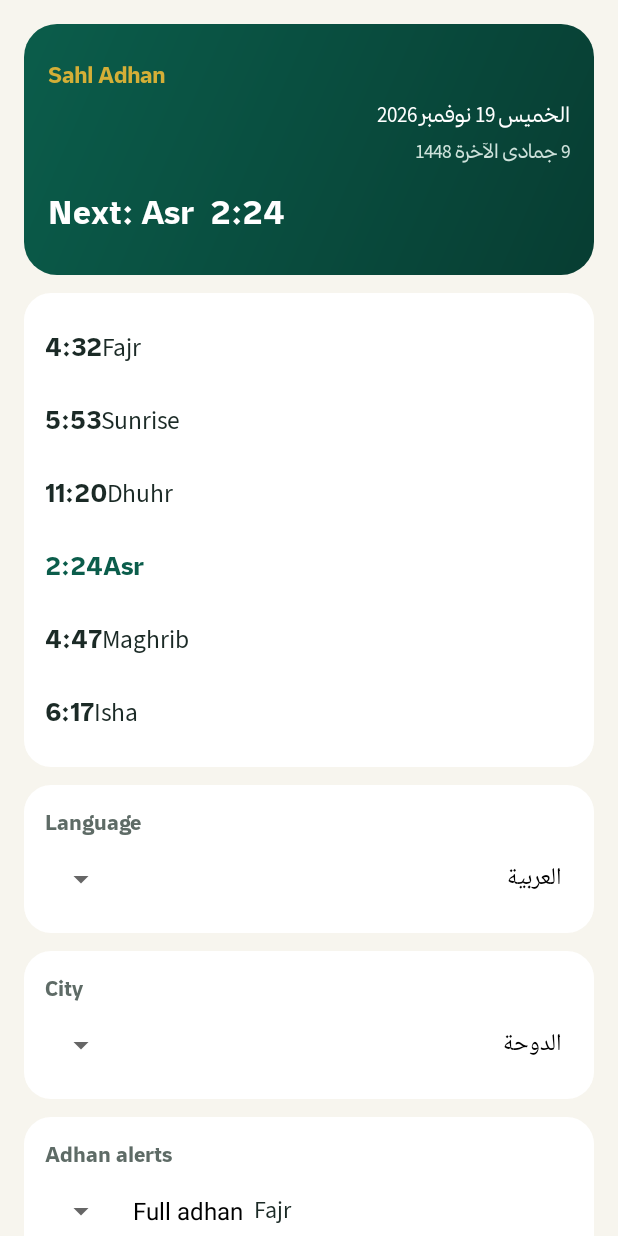
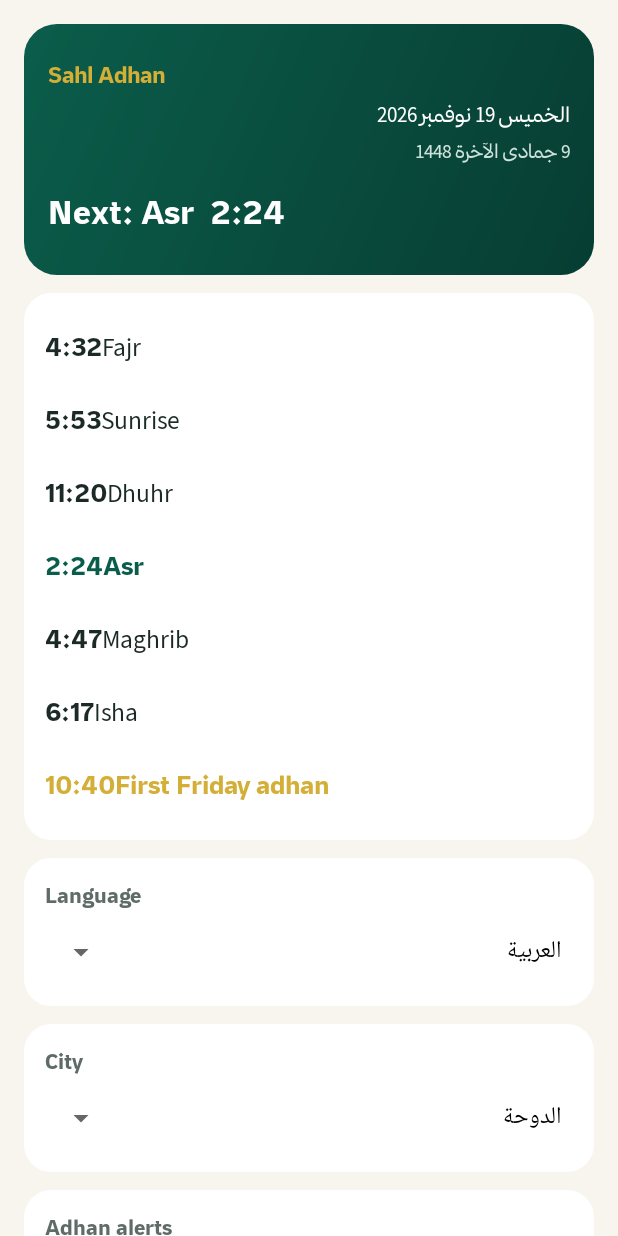
Before and after one commit to AliSherif1309/SahlAdhan, an Android app: the screen it shows after launch (MainActivity), on a phone screen of 412 x 824 dp. Run offline under Robolectric (Android 15) with nearby library versions, the phone set to English and light mode, and no system bars.

Commit message:
Friday: Jumuah name and first adhan 40 min before; Qatar Calendar House times corrected
Co-Authored-By: Claude Opus 5.5 <noreply@anthropic.com>
Claude-Session: https://claude.ai/code/session_01XSy2dvao2X8dBqJKs3KD4r

```diff
--- a/app/src/main/java/com/sahl/adhan/Banner.kt
+++ b/app/src/main/java/com/sahl/adhan/Banner.kt
@@ -28,9 +28,9 @@ object Banner {
         val open = PendingIntent.getActivity(ctx, 2, Intent(ctx, MainActivity::class.java), PendingIntent.FLAG_IMMUTABLE)
         val n = Notification.Builder(ctx, CHANNEL)
             .setSmallIcon(R.drawable.ic_moon)
-            .setContentTitle(Names.of(c, i))
+            .setContentTitle(Names.of(c, i, t.toLocalDate()))
             .setContentText(Widgets.fmt2(t))
-            .setSubText(c.getString(R.string.remaining, Names.of(c, i)))
+            .setSubText(c.getString(R.string.remaining, Names.of(c, i, t.toLocalDate())))
             .setWhen(t.toInstant().toEpochMilli())
             .setShowWhen(true)
             .setUsesChronometer(true)
--- a/app/src/main/java/com/sahl/adhan/MainActivity.kt
+++ b/app/src/main/java/com/sahl/adhan/MainActivity.kt
@@ -141,7 +141,7 @@ class MainActivity : Activity() {
         header.addView(text(getString(R.string.app_name), 15f, c(R.color.gold), true))
         header.addView(text(now.format(DateTimeFormatter.ofPattern("EEEE d MMMM yyyy", loc)), 14f, 0xFFFFFFFF.toInt()))
         header.addView(text(HijrahDate.from(now).format(DateTimeFormatter.ofPattern("d MMMM yyyy", loc)), 13f, 0xFFCFE3DC.toInt()))
-        header.addView(text("${getString(R.string.next)}: ${Names.of(this, nextI)}  ${Widgets.fmt(nextT)}", 22f, 0xFFFFFFFF.toInt(), true).apply { setPadding(0, (8 * dp).toInt(), 0, 0) })
+        header.addView(text("${getString(R.string.next)}: ${Names.of(this, nextI, nextT.toLocalDate())}  ${Widgets.fmt(nextT)}", 22f, 0xFFFFFFFF.toInt(), true).apply { setPadding(0, (8 * dp).toInt(), 0, 0) })
 
         newer?.let { r ->
             val u = card()
@@ -165,8 +165,18 @@ class MainActivity : Activity() {
             val isNext = fardIndex == nextI && nextT.toLocalDate() == now.toLocalDate()
             val row = LinearLayout(this).apply { setPadding(0, (8 * dp).toInt(), 0, (8 * dp).toInt()) }
             val color = if (isNext) c(R.color.emerald) else c(R.color.text)
-            row.addView(text(getString(labels[k]), 17f, color, isNext), LinearLayout.LayoutParams(0, -2, 1f))
+            val name = if (k == 2) Names.of(this, 1, now.toLocalDate()) else getString(labels[k])
+            row.addView(text(name, 17f, color, isNext), LinearLayout.LayoutParams(0, -2, 1f))
             row.addView(text(Widgets.fmt(t), 17f, color, true))
+            tCard.addView(row)
+        }
+        // First Friday adhan: shown on Thursday and Friday
+        val dow = now.dayOfWeek
+        if (dow == java.time.DayOfWeek.THURSDAY || dow == java.time.DayOfWeek.FRIDAY) {
+            val fa = prefs.firstAdhan(now)
+            val row = LinearLayout(this).apply { setPadding(0, (8 * dp).toInt(), 0, (8 * dp).toInt()) }
+            row.addView(text(getString(R.string.first_adhan), 17f, c(R.color.gold), true), LinearLayout.LayoutParams(0, -2, 1f))
+            row.addView(text(Widgets.fmt(fa), 17f, c(R.color.gold), true))
             tCard.addView(row)
         }
 
@@ -187,9 +197,9 @@ class MainActivity : Activity() {
         val aCard = card()
         aCard.addView(text(getString(R.string.alerts), 14f, c(R.color.sub), true))
         val modes = listOf(getString(R.string.alert_full), getString(R.string.alert_short), getString(R.string.alert_off))
-        for (i in listOf(0, 5, 1, 2, 3, 4)) {
+        for (i in listOf(0, 5, 6, 1, 2, 3, 4)) {
             val row = LinearLayout(this).apply { gravity = Gravity.CENTER_VERTICAL }
-            val label = if (i == 5) getString(R.string.sunrise) else Names.of(this, i)
+            val label = when (i) { 5 -> getString(R.string.sunrise); 6 -> getString(R.string.first_adhan); else -> Names.of(this, i) }
             row.addView(text(label, 16f, c(R.color.text)), LinearLayout.LayoutParams(0, -2, 1f))
             row.addView(spinner(modes, prefs.alert(i)) { prefs.setAlert(i, it); refreshAll() })
             aCard.addView(row)
--- a/app/src/main/java/com/sahl/adhan/PrayerCalc.kt
+++ b/app/src/main/java/com/sahl/adhan/PrayerCalc.kt
@@ -15,7 +15,7 @@ object PrayerCalc {
 
     val methods = listOf(
         Method("Qatar · Khatmah timetable", "قطر · مطابق لختمة", 18.0, 0.0, 90, intArrayOf(-2, -1, 0, 0, 2, 0)),
-        Method("Qatar Calendar House (18°, Isha +90 min)", "دار التقويم القطري (١٨°، العشاء +٩٠ د)", 18.0, 0.0, 90),
+        Method("Qatar Calendar House (18°, Isha +90 min)", "دار التقويم القطري (١٨°، العشاء +٩٠ د)", 18.0, 0.0, 90, intArrayOf(-1, -1, 0, 1, 2, 0)),
         Method("Gulf (19.5°, Isha +90 min)", "الخليج (١٩٫٥°، العشاء +٩٠ د)", 19.5, 0.0, 90),
         Method("Umm al-Qura (18.5°, Isha +90 min)", "أم القرى (١٨٫٥°، العشاء +٩٠ د)", 18.5, 0.0, 90),
         Method("Muslim World League (18° / 17°)", "رابطة العالم الإسلامي (١٨° / ١٧°)", 18.0, 17.0, 0),
--- a/app/src/main/java/com/sahl/adhan/Prefs.kt
+++ b/app/src/main/java/com/sahl/adhan/Prefs.kt
@@ -29,8 +29,8 @@ class Prefs(ctx: Context) {
 
     fun adj(i: Int) = p.getInt("adj$i", 0)
     fun setAdj(i: Int, v: Int) = p.edit().putInt("adj$i", v).apply()
-    /** i = 0..4 prayers, 5 = sunrise (default: short alert) */
-    fun alert(i: Int) = p.getInt("alert$i", if (i == 5) ALERT_SHORT else ALERT_FULL)
+    /** i = 0..4 prayers, 5 = sunrise, 6 = first Friday adhan (default: short alert) */
+    fun alert(i: Int) = p.getInt("alert$i", if (i >= 5) ALERT_SHORT else ALERT_FULL)
     fun setAlert(i: Int, v: Int) = p.edit().putInt("alert$i", v).apply()
 
     val city get() = PrayerCalc.cities[cityIndex.coerceIn(0, PrayerCalc.cities.lastIndex)]
@@ -45,6 +45,13 @@ class Prefs(ctx: Context) {
     fun fard(date: LocalDate) = times(date).let { listOf(it[0], it[2], it[3], it[4], it[5]) }
 
     /** Next prayer from now: (prayer index 0..4, time). After Isha → tomorrow's Fajr. */
+    /** First Friday adhan (40 min before Dhuhr) of the next Friday on or after [from]'s date */
+    fun firstAdhan(from: ZonedDateTime): ZonedDateTime {
+        var d = from.toLocalDate()
+        while (d.dayOfWeek != java.time.DayOfWeek.FRIDAY) d = d.plusDays(1)
+        return fard(d)[1].minusMinutes(40)
+    }
+
     fun next(now: ZonedDateTime = ZonedDateTime.now(zone)): Pair<Int, ZonedDateTime> {
         val today = fard(now.toLocalDate())
         today.forEachIndexed { i, t -> if (t.isAfter(now)) return i to t }
@@ -64,6 +71,9 @@ fun Context.localized(): Context {
 object Names {
     val ids = intArrayOf(R.string.fajr, R.string.dhuhr, R.string.asr, R.string.maghrib, R.string.isha)
     fun of(ctx: Context, i: Int) = ctx.getString(ids[i])
+    /** Same as [of] but Dhuhr becomes الجمعة on Fridays */
+    fun of(ctx: Context, i: Int, day: java.time.LocalDate) =
+        if (i == 1 && day.dayOfWeek == java.time.DayOfWeek.FRIDAY) ctx.getString(R.string.jumuah) else of(ctx, i)
     fun isArabic(ctx: Context) = ctx.resources.configuration.locales[0].language == "ar"
 }
 
--- a/app/src/main/java/com/sahl/adhan/Receivers.kt
+++ b/app/src/main/java/com/sahl/adhan/Receivers.kt
@@ -28,7 +28,8 @@ class AlarmReceiver : BroadcastReceiver() {
             return when {
                 prayer < 0 -> c.getString(R.string.test_title)
                 prayer == 5 -> c.getString(R.string.sunrise_time)
-                else -> c.getString(R.string.time_for, Names.of(c, prayer))
+                prayer == 6 -> c.getString(R.string.first_adhan)
+                else -> c.getString(R.string.time_for, Names.of(c, prayer, java.time.LocalDate.now(Prefs(ctx).zone)))
             }
         }
 
--- a/app/src/main/java/com/sahl/adhan/Scheduler.kt
+++ b/app/src/main/java/com/sahl/adhan/Scheduler.kt
@@ -46,12 +46,13 @@ object Scheduler {
 
         val sunToday = prefs.times(now.toLocalDate())[1]
         val sunTomorrow = prefs.times(now.toLocalDate().plusDays(1))[1]
-        for (i in 0..5) {
+        val first = prefs.firstAdhan(now).let { if (it.isAfter(now)) it else prefs.firstAdhan(now.plusDays(1)) }
+        for (i in 0..6) {
             val intent = Intent(ctx, AlarmReceiver::class.java).setAction(ACTION_ALERT)
                 .putExtra(EXTRA_PRAYER, i).putExtra(EXTRA_MODE, prefs.alert(i))
             val p = pi(ctx, i, intent)
             if (prefs.alert(i) == ALERT_OFF) { am.cancel(p); continue }
-            val t = if (i == 5) (if (sunToday.isAfter(now)) sunToday else sunTomorrow)
+            val t = if (i == 6) first else if (i == 5) (if (sunToday.isAfter(now)) sunToday else sunTomorrow)
                     else if (today[i].isAfter(now)) today[i] else tomorrow[i]
             setAt(ctx, t.toInstant().toEpochMilli(), p)
         }
--- a/app/src/main/res/values/strings.xml
+++ b/app/src/main/res/values/strings.xml
@@ -57,4 +57,6 @@
     <string name="sunrise_time">Sunrise time</string>
     <string name="banner">Next prayer banner</string>
     <string name="banner_switch">Show next prayer in notifications</string>
+    <string name="jumuah">Jumuah</string>
+    <string name="first_adhan">First Friday adhan</string>
 </resources>
```
Also changed, not shown: app/src/main/java/com/sahl/adhan/Widgets.kt (+8 -6 lines), 1 other file.
